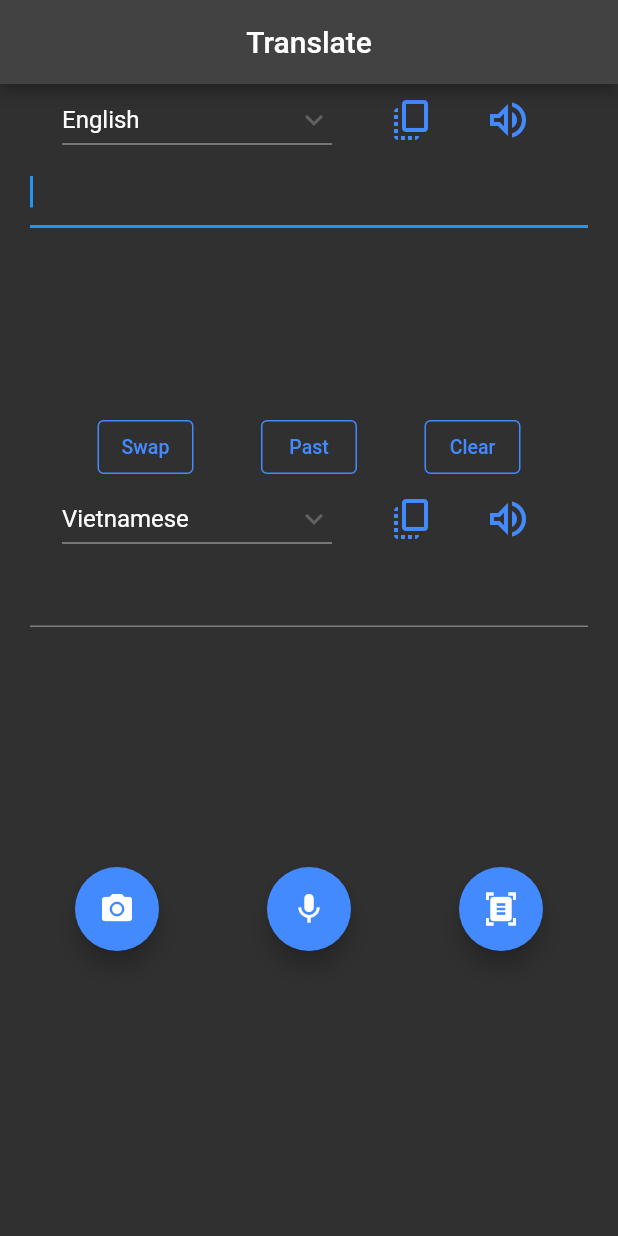
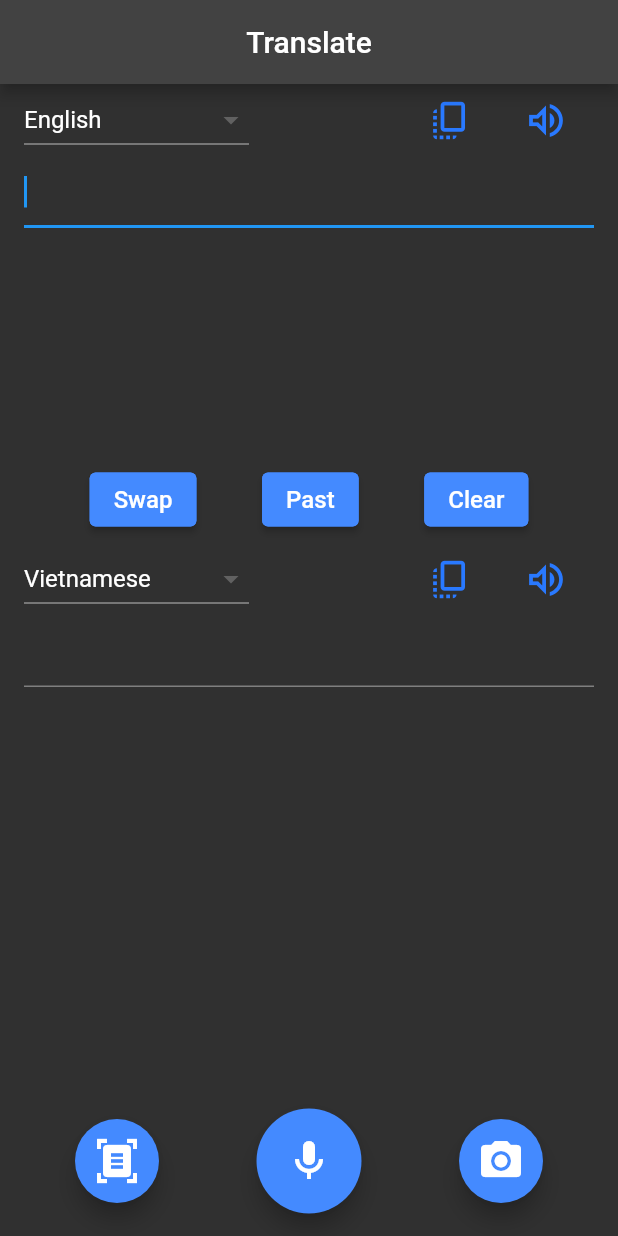
Before and after one commit to thichuong/MobileAppTranslate, a Flutter app: the screen it shows after launch, on a phone screen of 412 x 824 dp. Run offline on Flutter 3.47's test engine with Material 2 defaults, Android fonts, the phone set to English and light mode, and no system bars; drawn by our look-alikes of avatar_glow, dropdown_button2; our stand-ins replace camera, flutter_tts, image_picker, speech_to_text; missing offline and left inert: google_mlkit_commons, google_mlkit_object_detection, google_mlkit_text_recognition, google_mlkit_translation, translator.

Commit message:
Update UI

```diff
--- a/lib/Model/Translation/language.dart
+++ b/lib/Model/Translation/language.dart
@@ -15,7 +15,6 @@ class Language {
 /// Language list containing all languages supported by Google Translate API
 class LanguageList {
   static final _langs = {
-    'auto': 'Automatic',
     'af': 'Afrikaans',
     'sq': 'Albanian',
     'am': 'Amharic',
@@ -30,8 +29,8 @@ class LanguageList {
     'ca': 'Catalan',
     'ceb': 'Cebuano',
     'ny': 'Chichewa',
-    'zh-cn': 'Chinese Simplified',
-    'zh-tw': 'Chinese Traditional',
+    'zh-cn': 'Chinese cn',
+    'zh-tw': 'Chinese tw',
     'co': 'Corsican',
     'hr': 'Croatian',
     'cs': 'Czech',
@@ -67,7 +66,7 @@ class LanguageList {
     'kk': 'Kazakh',
     'km': 'Khmer',
     'ko': 'Korean',
-    'ku': 'Kurdish (Kurmanji)',
+    'ku': 'Kurdish',
     'ky': 'Kyrgyz',
     'lo': 'Lao',
     'la': 'Latin',
@@ -82,7 +81,7 @@ class LanguageList {
     'mi': 'Maori',
     'mr': 'Marathi',
     'mn': 'Mongolian',
-    'my': 'Myanmar (Burmese)',
+    'my': 'Myanmar',
     'ne': 'Nepali',
     'no': 'Norwegian',
     'ps': 'Pashto',
--- a/lib/Pages/HomeScreen/Component/Button/CameraButton.dart
+++ b/lib/Pages/HomeScreen/Component/Button/CameraButton.dart
@@ -5,10 +5,6 @@ class CameraButton extends StatelessWidget {
   const CameraButton({this.onPressed, this.child});
   final VoidCallback? onPressed;
   final Widget? child;
-  Future<Null> _startScan() async {
-    String temp = '';
-  }
-
 
   @override
   Widget build(BuildContext context) {
@@ -19,14 +15,6 @@ class CameraButton extends StatelessWidget {
       child: child,
     );
 
-    return Column(
-      children: <Widget>[
-        new Container(
-          child:
-            SpeechActionButton,
-          alignment: Alignment.center,
-        ),
-      ],
-    );
+    return SpeechActionButton;
   }
 }
--- a/lib/Pages/HomeScreen/Component/Button/Dropdown_button_language.dart
+++ b/lib/Pages/HomeScreen/Component/Button/Dropdown_button_language.dart
@@ -15,20 +15,11 @@ class DropdownButtonLanguage extends StatelessWidget {
 
   @override
   Widget build(BuildContext context) {
-    return Column(
-      children: <Widget>[
-        new Container(
-          child:
-          new Column(
-              mainAxisAlignment: MainAxisAlignment.start,
-              mainAxisSize: MainAxisSize.max,
-              crossAxisAlignment: CrossAxisAlignment.center,
-              children: <Widget>[
-                DropdownButton2(
+    return DropdownButton2(
       // Initial Value
       value: selectedValue,
       // Down Arrow Icon
-                  icon: const Icon(Icons.keyboard_arrow_down),
+      icon: null,
       // Array list of items
       items: items.map((Language items) {
         return DropdownMenuItem(
@@ -39,14 +30,7 @@ class DropdownButtonLanguage extends StatelessWidget {
       // After selecting the desired option,it will
       // change button value to selected value
       onChanged: onChanged,
-                  buttonWidth: 180,
-                ),
-              ]
-          ),
-          alignment: Alignment.bottomLeft,
-        ),
-
-      ],
+      buttonWidth: 150,
     );
   }
 }
--- a/lib/Pages/HomeScreen/Component/Button/InputField.dart
+++ b/lib/Pages/HomeScreen/Component/Button/InputField.dart
@@ -12,33 +12,20 @@ class InputField extends StatelessWidget {
 
   @override
   Widget build(BuildContext context) {
-    return Column(
-      children: <Widget>[
-        new Container(
-          child: new SingleChildScrollView(
-            child: Column(
-              mainAxisAlignment: MainAxisAlignment.start,
-              mainAxisSize: MainAxisSize.max,
-              crossAxisAlignment: CrossAxisAlignment.center,
-              children: <Widget>[
-                new TextFormField (
+    return Container(
+          child: new TextFormField (
             controller: controller,
             onChanged: this.onChanged,
             autofocus: true,
             style: new TextStyle(fontSize:18.0,
                 //color: const Color(0xFF000000),
-                      fontWeight: FontWeight.w200,
+                fontWeight: FontWeight.w400,
                 fontFamily: "Roboto"),
             maxLines: null,
           ),
-              ],
-            ),
-          ),
           padding: const EdgeInsets.all(0.0),
           alignment: Alignment.topLeft,
-          height: 170,
-        ),
-      ],
+          height: 200,
         );
   }
 }
--- a/lib/Pages/HomeScreen/Component/Button/SpeechButton.dart
+++ b/lib/Pages/HomeScreen/Component/Button/SpeechButton.dart
@@ -21,26 +21,17 @@ class SpeechButton extends StatelessWidget {
       duration: const Duration(milliseconds: 1000),
       repeatPauseDuration: const Duration(milliseconds: 100),
       repeat: true,
-      child: FloatingActionButton(
-        onPressed: onPressedSpeedButton,
-        child: Icon(isListening! ? Icons.square : Icons.mic),
+      child:
+        SizedBox(
+          height: 70.0,
+          width: 70.0,
+          child:  FloatingActionButton(
+                onPressed: onPressedSpeedButton,
+                child: Icon(isListening! ? Icons.square : Icons.mic_sharp,
+                size: 32),
       ),
+       )
     );
-    return Column(
-      children: <Widget>[
-        new Container(
-          child:
-          new Row(
-            mainAxisAlignment: MainAxisAlignment.spaceBetween,
-            mainAxisSize: MainAxisSize.max,
-            crossAxisAlignment: CrossAxisAlignment.center,
-            children: <Widget>[
-              avatarGlow,
-            ],
-          ),
-          alignment: Alignment.center,
-        ),
-      ],
-    );
+    return avatarGlow;
   }
 }
--- a/lib/Pages/HomeScreen/Component/Button/TranslateOutText.dart
+++ b/lib/Pages/HomeScreen/Component/Button/TranslateOutText.dart
@@ -12,34 +12,20 @@ class TranslateOutText extends StatelessWidget {
 
   @override
   Widget build(BuildContext context) {
-    return Column(
-      children: <Widget>[
-        new Container(
-          child: new SingleChildScrollView(
-            child: new Column(
-                mainAxisAlignment: MainAxisAlignment.start,
-                mainAxisSize: MainAxisSize.max,
-                crossAxisAlignment: CrossAxisAlignment.center,
-                children: <Widget>[
-                  new TextFormField(
+    return Container(
+          child: new TextFormField(
             controller: controller,
             autofocus: true,
             readOnly: true,
             style: new TextStyle(fontSize:18.0,
                 //color: const Color(0xFF000000),
-                        fontWeight: FontWeight.w200,
+                fontWeight: FontWeight.w400,
                 fontFamily: "Roboto"),
             maxLines: null,
-                  )
-                ]
-
-            ),
           ),
           padding: const EdgeInsets.all(0.0),
           alignment: Alignment.topLeft,
           height: 170,
-        ),
-      ],
         );
   }
 }
--- a/lib/Pages/HomeScreen/Component/GroupButton.dart
+++ b/lib/Pages/HomeScreen/Component/GroupButton.dart
@@ -22,40 +22,39 @@ class GroupButton extends StatelessWidget {
   TextButton? ToSpeechButton;
   @override
   Widget build(BuildContext context) {
-    Color colorButton = Colors.blueAccent;
-
+    Color colorButton = Colors.blueAccent.shade400;
+    double iconSize = 30;
     DropdownButtonLanguage dropdownButtonLanguage = new DropdownButtonLanguage(
       selectedValue : selectedLanguage,
       onChanged: onChangedLanguage,
     );
     TextButton CopyButton =  TextButton(
       style: TextButton.styleFrom(
-        textStyle: const TextStyle(fontSize: 20),
+        textStyle: const TextStyle(fontSize: 10),
       ),
       child: Icon(Icons.copy_all_outlined,
-          size: 32,
+          size: iconSize,
           color: colorButton),
       onPressed: onPressedCopyButton,
+
     );
     TextButton ToSpeechButton = TextButton(
       style: TextButton.styleFrom(
-        textStyle: const TextStyle(fontSize: 20),
+        textStyle: const TextStyle(fontSize: 10),
       ),
       child: Icon(
           isSpeak != true
           ? Icons.volume_up_outlined
           : Icons.square,
-          size: 32,
-          color: colorButton),
+          size: iconSize,
+          color:  colorButton),
       onPressed: onPressedToSpeechButton,
     );
 
-    return Column(
-      children: <Widget>[
-        new Container(
+    return Container(
           child:
           new Row(
-              mainAxisAlignment: MainAxisAlignment.spaceEvenly,
+              mainAxisAlignment: MainAxisAlignment.spaceBetween,
               mainAxisSize: MainAxisSize.max,
               crossAxisAlignment: CrossAxisAlignment.center,
               children: <Widget>[
@@ -76,8 +75,6 @@ class GroupButton extends StatelessWidget {
               ],
           ),
           alignment: Alignment.center,
-        ),
-      ],
-    );
+        );
   }
 }
--- a/lib/Pages/HomeScreen/Component/TranslateForm.dart
+++ b/lib/Pages/HomeScreen/Component/TranslateForm.dart
@@ -24,14 +24,18 @@ class _TranslateForm extends State<TranslateForm> {
   var ToLanguage = 'vi';
   bool isSpeak = false;
   bool isInitilized = false;
-
+  Color foregroundColor = Colors.white;
+  Color colorButton = Colors.blueAccent;
   @override
   void initState() {
 
     InputTextController!.addListener(() {
       translatext(InputTextController!.text);
     });
+    TextToSpeech.instance.initSetting();
     TextToSpeech.instance.setLang(FromLanguage);
+    TextToSpeech.instance.setLang(ToLanguage);
+
     SourceLang.instance.languageFrom = FromLanguage;
     SourceLang.instance.languageTo = ToLanguage;
 
@@ -107,23 +111,26 @@ class _TranslateForm extends State<TranslateForm> {
       setState(()
       {isSpeak = false;});
     });
-    TextToSpeech.instance.initSetting();
-    OutlinedButton ClearButton = OutlinedButton(
-      style: OutlinedButton.styleFrom(
+    //set Button
+    double fontSizeButton = 16;
+    ElevatedButton ClearButton = ElevatedButton(
+      style: ElevatedButton.styleFrom(
         primary: Colors.blueAccent, // text + icon color
-        foregroundColor: Colors.blueAccent,
+        foregroundColor: foregroundColor,
         side: BorderSide(color: Colors.blueAccent),
+        backgroundColor: colorButton,
       ),
-      child: Text('Clear', style: TextStyle(fontSize: 13)),
+      child: Text('Clear', style: TextStyle(fontSize: fontSizeButton)),
       onPressed: ClearOnPress,
     );
-    OutlinedButton PastButton = OutlinedButton(
-      style: OutlinedButton.styleFrom(
+    ElevatedButton PastButton = ElevatedButton(
+      style: ElevatedButton.styleFrom(
         primary: Colors.blueAccent, // text + icon color
-        foregroundColor: Colors.blueAccent,
+        foregroundColor: foregroundColor,
         side: BorderSide(color: Colors.blueAccent),
+        backgroundColor: colorButton,
       ),
-      child: Text('Past', style: TextStyle(fontSize: 13)),
+      child: Text('Past', style: TextStyle(fontSize: fontSizeButton)),
       onPressed: () async {
         ClipboardData? data = await Clipboard.getData(Clipboard.kTextPlain);
         setState(() {
@@ -132,13 +139,14 @@ class _TranslateForm extends State<TranslateForm> {
         // copied successfully
       },
     );
-    OutlinedButton SwapButton = OutlinedButton(
-      style: OutlinedButton.styleFrom(
+    ElevatedButton SwapButton = ElevatedButton(
+      style: ElevatedButton.styleFrom(
         primary: Colors.blueAccent, // text + icon color
-        foregroundColor: Colors.blueAccent,
+        foregroundColor: foregroundColor,
         side: BorderSide(color: Colors.blueAccent),
+        backgroundColor: colorButton,
       ),
-      child: Text('Swap', style: TextStyle(fontSize: 13)),
+      child: Text('Swap', style: TextStyle(fontSize: fontSizeButton)),
       onPressed: () async {
         FromLanguage = SourceLang.instance.languageIDTo;
         ToLanguage = SourceLang.instance.languageIDFrom;
@@ -150,18 +158,13 @@ class _TranslateForm extends State<TranslateForm> {
       },
     );
 
-    return Column(
-      mainAxisAlignment: MainAxisAlignment.spaceBetween,
-      mainAxisSize: MainAxisSize.max,
-      crossAxisAlignment: CrossAxisAlignment.center,
-      children: <Widget>[
-        new Container(
-          padding: const EdgeInsets.symmetric(horizontal: 10.0, vertical: 0.0),
-          child: Column(
-            mainAxisAlignment: MainAxisAlignment.start,
-            children: <Widget>[
-              new Container(
-                padding: const EdgeInsets.symmetric(horizontal: 10.0, vertical: 0.0),
+    return ListView(
+        shrinkWrap: true,
+        children: [
+          Padding(
+            padding: EdgeInsets.symmetric(horizontal: 16),
+            child: new Container(
+              padding: const EdgeInsets.symmetric(horizontal: 0.0, vertical: 0.0),
               child: Column(
                 mainAxisAlignment: MainAxisAlignment.start,
                 children: <Widget>[
@@ -191,8 +194,11 @@ class _TranslateForm extends State<TranslateForm> {
                 ],
               ),
             ),
-              new Container(
-                padding: const EdgeInsets.symmetric(horizontal: 10.0, vertical: 0.0),
+          ),
+          Padding(
+            padding: EdgeInsets.symmetric(horizontal: 16,vertical: 5.0),
+            child: new Container(
+              padding: const EdgeInsets.symmetric(horizontal: 0.0, vertical: 0.0),
               child: Row(
                 mainAxisAlignment: MainAxisAlignment.spaceEvenly,
                 children: <Widget>[
@@ -202,8 +208,11 @@ class _TranslateForm extends State<TranslateForm> {
                 ],
               ),
             ),
-              new Container(
-                padding: const EdgeInsets.symmetric(horizontal: 10.0, vertical: 0.0),
+          ),
+          Padding(
+            padding: EdgeInsets.symmetric(horizontal: 16),
+            child: new Container(
+              padding: const EdgeInsets.symmetric(horizontal: 0.0, vertical: 0.0),
               child: Column(
                 mainAxisAlignment: MainAxisAlignment.start,
                 children: <Widget>[
@@ -230,11 +239,8 @@ class _TranslateForm extends State<TranslateForm> {
                 ],
               ),
             ),
-            ],
           ),
-          height: 500,
-        ),
-      ],
+        ]
     );
     }
 }
--- a/lib/Pages/HomeScreen/HomeScreen.dart
+++ b/lib/Pages/HomeScreen/HomeScreen.dart
@@ -143,7 +143,7 @@ class _MyHomePageState extends State<MyHomePage> {
       ),
       body: Center(
         child: Column(
-          mainAxisAlignment: MainAxisAlignment.start,
+          mainAxisAlignment: MainAxisAlignment.spaceBetween,
           mainAxisSize: MainAxisSize.max,
           crossAxisAlignment: CrossAxisAlignment.center,
           children: <Widget>[
@@ -155,9 +155,9 @@ class _MyHomePageState extends State<MyHomePage> {
               children: <Widget>[
                 new CameraButton(
                   onPressed: () async
-                            {InputTextController.text = await  Navigator.push(
-                                context, MaterialPageRoute(builder: (context) => TextRecognizerView()));},
-                  child: Icon(Icons.camera_alt),
+                  {InputTextController.text = await  Navigator.push(
+                      context, MaterialPageRoute(builder: (context) => ObjectDetectorView()));},
+                  child: Icon(Icons.document_scanner, size: 32),
                 ),
                 new SpeechButton(
                     onPressedSpeedButton: _listen,
@@ -165,17 +165,18 @@ class _MyHomePageState extends State<MyHomePage> {
                 ),
                 new CameraButton(
                   onPressed: () async
-                              {InputTextController.text = await  Navigator.push(
-                                  context, MaterialPageRoute(builder: (context) => ObjectDetectorView()));},
-                  child: Icon(Icons.document_scanner),
+                  {InputTextController.text = await  Navigator.push(
+                      context, MaterialPageRoute(builder: (context) => TextRecognizerView()));},
+                  child: Icon(Icons.camera_alt, size: 32),
                 ),
               ],
             ),
           ],
         ),
       ),
+      extendBody: true,
+      resizeToAvoidBottomInset: false,
 
-      resizeToAvoidBottomInset: false,
     );
   }
 }
```
Lines whose indentation alone changed are shown as unchanged.
